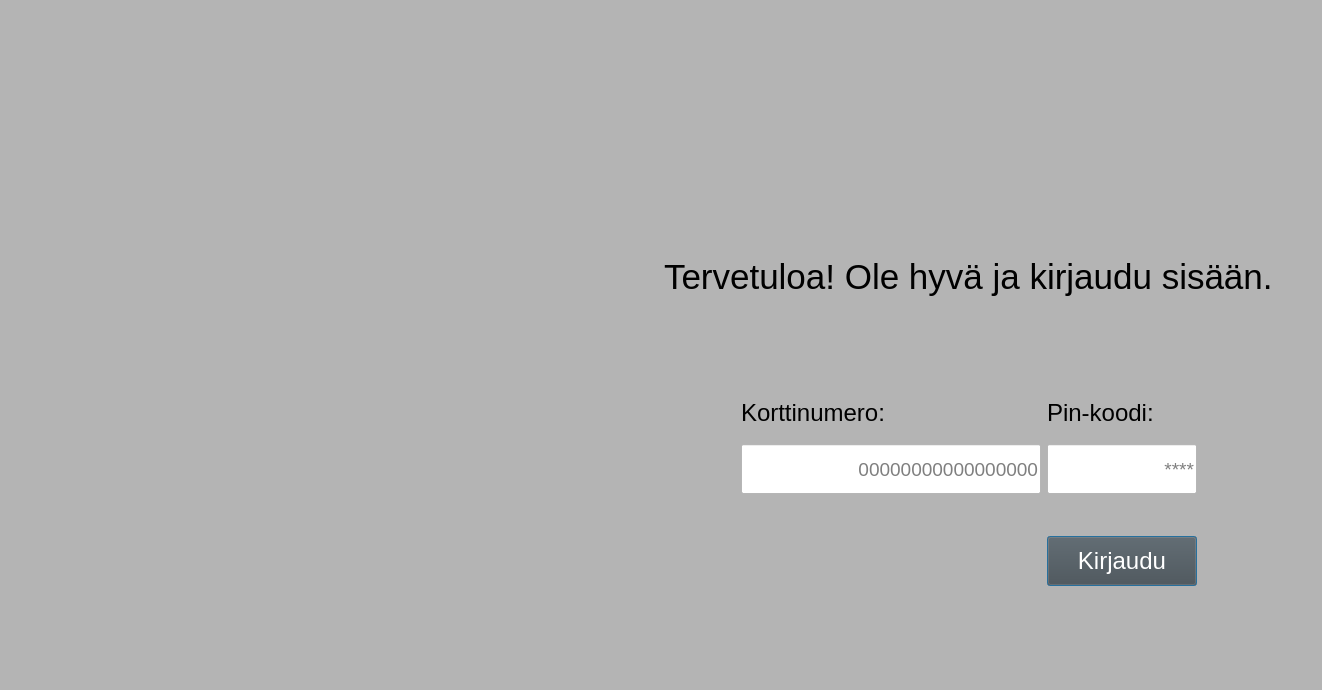
Qt form bank-automat/kirjaudusisaan.ui (Kuljuho/Bankautomat-ATM) before a commit.
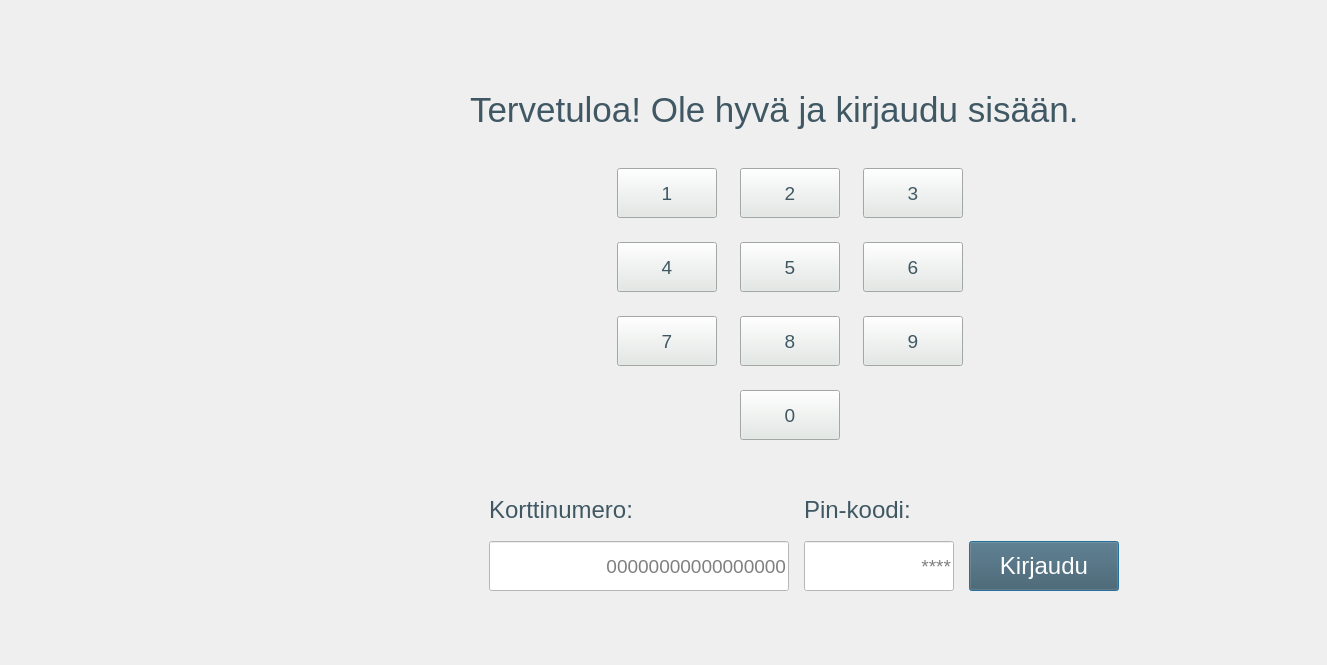
The same form after that commit. Icons and pictures are not drawn.

```diff
--- a/bank-automat/kirjaudusisaan.ui
+++ b/bank-automat/kirjaudusisaan.ui
@@ -2,70 +2,131 @@
 <ui version="4.0">
  <class>kirjauduSisaan</class>
  <widget class="QDialog" name="kirjauduSisaan">
+  <property name="enabled">
+   <bool>true</bool>
+  </property>
   <property name="geometry">
    <rect>
     <x>0</x>
     <y>0</y>
-    <width>1322</width>
-    <height>690</height>
+    <width>1327</width>
+    <height>665</height>
    </rect>
   </property>
   <property name="windowTitle">
    <string>Dialog</string>
   </property>
   <property name="styleSheet">
-   <string notr="true">background-color: rgb(180, 180, 180);</string>
+   <string notr="true">QDialog { 
+background-image: url(:/tausta28.png);
+background-repeat: no-repeat;
+background-position: center;
+alternate-background-color: rgb(227, 233, 229);};</string>
   </property>
+  <widget class="QLabel" name="kirjauduTeksti">
+   <property name="geometry">
+    <rect>
+     <x>470</x>
+     <y>90</y>
+     <width>611</width>
+     <height>40</height>
+    </rect>
+   </property>
+   <property name="font">
+    <font>
+     <family>Ubuntu</family>
+     <pointsize>26</pointsize>
+    </font>
+   </property>
+   <property name="styleSheet">
+    <string notr="true">color: rgb(64, 88, 100);</string>
+   </property>
+   <property name="text">
+    <string>Tervetuloa! Ole hyvä ja kirjaudu sisään.</string>
+   </property>
+  </widget>
   <widget class="QWidget" name="gridLayoutWidget">
    <property name="geometry">
     <rect>
-     <x>0</x>
-     <y>0</y>
-     <width>1311</width>
-     <height>671</height>
+     <x>480</x>
+     <y>480</y>
+     <width>651</width>
+     <height>111</height>
     </rect>
    </property>
    <layout class="QGridLayout" name="gridLayout">
-    <item row="1" column="2">
-     <spacer name="verticalSpacer_5">
-      <property name="orientation">
-       <enum>Qt::Vertical</enum>
+    <item row="0" column="0" alignment="Qt::AlignBottom">
+     <widget class="QLabel" name="korttiTeksti">
+      <property name="minimumSize">
+       <size>
+        <width>300</width>
+        <height>50</height>
+       </size>
       </property>
-      <property name="sizeHint" stdset="0">
+      <property name="maximumSize">
        <size>
-        <width>20</width>
-        <height>40</height>
+        <width>300</width>
+        <height>50</height>
        </size>
       </property>
-     </spacer>
-    </item>
-    <item row="0" column="2">
-     <spacer name="verticalSpacer_2">
-      <property name="orientation">
-       <enum>Qt::Vertical</enum>
+      <property name="font">
+       <font>
+        <family>Ubuntu</family>
+        <pointsize>18</pointsize>
+       </font>
       </property>
-      <property name="sizeHint" stdset="0">
+      <property name="styleSheet">
+       <string notr="true">color: rgb(64, 88, 100);</string>
+      </property>
+      <property name="text">
+       <string>Korttinumero:</string>
+      </property>
+     </widget>
+    </item>
+    <item row="1" column="1">
+     <widget class="QLineEdit" name="tunnusKayttaja">
+      <property name="minimumSize">
        <size>
-        <width>20</width>
-        <height>40</height>
+        <width>150</width>
+        <height>50</height>
        </size>
       </property>
-     </spacer>
-    </item>
-    <item row="14" column="6">
-     <spacer name="verticalSpacer">
-      <property name="orientation">
-       <enum>Qt::Vertical</enum>
-      </property>
-      <property name="sizeHint" stdset="0">
+      <property name="maximumSize">
        <size>
-        <width>18</width>
-        <height>13</height>
+        <width>150</width>
+        <height>50</height>
        </size>
       </property>
-     </spacer>
+      <property name="font">
+       <font>
+        <family>Ubuntu</family>
+        <pointsize>14</pointsize>
+        <italic>false</italic>
+        <bold>false</bold>
+       </font>
+      </property>
+      <property name="layoutDirection">
+       <enum>Qt::RightToLeft</enum>
+      </property>
+      <property name="styleSheet">
+       <string notr="true">background-color: rgb(255, 255, 255);
+font: 14pt &quot;Ubuntu&quot;;</string>
+      </property>
+      <property name="maxLength">
+       <number>4</number>
+      </property>
+      <property name="echoMode">
+       <enum>QLineEdit::Password</enum>
+      </property>
+      <property name="alignment">
+       <set>Qt::AlignRight|Qt::AlignTrailing|Qt::AlignVCenter</set>
+      </property>
+      <property name="placeholderText">
+       <string>****</string>
+      </property>
+     </widget>
     </item>
-    <item row="14" column="2" alignment="Qt::AlignTop">
+    <item row="1" column="0">
      <widget class="QLineEdit" name="salasanaKayttaja">
       <property name="minimumSize">
        <size>
@@ -102,43 +163,17 @@
       </property>
      </widget>
     </item>
-    <item row="5" column="2">
-     <spacer name="verticalSpacer_4">
-      <property name="orientation">
-       <enum>Qt::Vertical</enum>
-      </property>
-      <property name="sizeHint" stdset="0">
-       <size>
-        <width>20</width>
-        <height>40</height>
-       </size>
-      </property>
-     </spacer>
-    </item>
-    <item row="13" column="0">
-     <spacer name="horizontalSpacer">
-      <property name="orientation">
-       <enum>Qt::Horizontal</enum>
-      </property>
-      <property name="sizeHint" stdset="0">
-       <size>
-        <width>40</width>
-        <height>20</height>
-       </size>
-      </property>
-     </spacer>
-    </item>
-    <item row="13" column="2" alignment="Qt::AlignRight">
-     <widget class="QLabel" name="label">
+    <item row="0" column="1" alignment="Qt::AlignBottom">
+     <widget class="QLabel" name="pinTeksti">
       <property name="minimumSize">
        <size>
-        <width>300</width>
+        <width>150</width>
         <height>50</height>
        </size>
       </property>
       <property name="maximumSize">
        <size>
-        <width>300</width>
+        <width>150</width>
         <height>50</height>
        </size>
       </property>
@@ -148,64 +183,15 @@
         <pointsize>18</pointsize>
        </font>
       </property>
+      <property name="styleSheet">
+       <string notr="true">color: rgb(64, 88, 100);</string>
+      </property>
       <property name="text">
-       <string>Korttinumero:</string>
+       <string>Pin-koodi:</string>
       </property>
      </widget>
     </item>
-    <item row="19" column="5">
-     <spacer name="verticalSpacer_3">
-      <property name="orientation">
-       <enum>Qt::Vertical</enum>
-      </property>
-      <property name="sizeHint" stdset="0">
-       <size>
-        <width>20</width>
-        <height>40</height>
-       </size>
-      </property>
-     </spacer>
-    </item>
-    <item row="2" column="2">
-     <spacer name="verticalSpacer_6">
-      <property name="orientation">
-       <enum>Qt::Vertical</enum>
-      </property>
-      <property name="sizeHint" stdset="0">
-       <size>
-        <width>20</width>
-        <height>40</height>
-       </size>
-      </property>
-     </spacer>
-    </item>
-    <item row="14" column="4">
-     <spacer name="verticalSpacer_9">
-      <property name="orientation">
-       <enum>Qt::Vertical</enum>
-      </property>
-      <property name="sizeHint" stdset="0">
-       <size>
-        <width>20</width>
-        <height>40</height>
-       </size>
-      </property>
-     </spacer>
-    </item>
-    <item row="14" column="1">
-     <spacer name="verticalSpacer_7">
-      <property name="orientation">
-       <enum>Qt::Vertical</enum>
-      </property>
-      <property name="sizeHint" stdset="0">
-       <size>
-        <width>20</width>
-        <height>40</height>
-       </size>
-      </property>
-     </spacer>
-    </item>
-    <item row="15" column="3">
+    <item row="1" column="2">
      <widget class="QPushButton" name="nappiKirjaudu">
       <property name="minimumSize">
        <size>
@@ -234,9 +220,9 @@
          <colorrole role="Button">
           <brush brushstyle="SolidPattern">
            <color alpha="255">
-            <red>74</red>
-            <green>74</green>
-            <blue>74</blue>
+            <red>64</red>
+            <green>88</green>
+            <blue>100</blue>
            </color>
           </brush>
          </colorrole>
@@ -261,18 +247,18 @@
          <colorrole role="Base">
           <brush brushstyle="SolidPattern">
            <color alpha="255">
-            <red>74</red>
-            <green>74</green>
-            <blue>74</blue>
+            <red>64</red>
+            <green>88</green>
+            <blue>100</blue>
            </color>
           </brush>
          </colorrole>
          <colorrole role="Window">
           <brush brushstyle="SolidPattern">
            <color alpha="255">
-            <red>74</red>
-            <green>74</green>
-            <blue>74</blue>
+            <red>64</red>
+            <green>88</green>
+            <blue>100</blue>
            </color>
           </brush>
          </colorrole>
@@ -299,9 +285,9 @@
          <colorrole role="Button">
           <brush brushstyle="SolidPattern">
            <color alpha="255">
-            <red>74</red>
-            <green>74</green>
-            <blue>74</blue>
+            <red>64</red>
+            <green>88</green>
+            <blue>100</blue>
            </color>
           </brush>
          </colorrole>
@@ -326,18 +312,18 @@
          <colorrole role="Base">
           <brush brushstyle="SolidPattern">
            <color alpha="255">
-            <red>74</red>
-            <green>74</green>
-            <blue>74</blue>
+            <red>64</red>
+            <green>88</green>
+            <blue>100</blue>
            </color>
           </brush>
          </colorrole>
          <colorrole role="Window">
           <brush brushstyle="SolidPattern">
            <color alpha="255">
-            <red>74</red>
-            <green>74</green>
-            <blue>74</blue>
+            <red>64</red>
+            <green>88</green>
+            <blue>100</blue>
            </color>
           </brush>
          </colorrole>
@@ -364,9 +350,9 @@
          <colorrole role="Button">
           <brush brushstyle="SolidPattern">
            <color alpha="255">
-            <red>74</red>
-            <green>74</green>
-            <blue>74</blue>
+            <red>64</red>
+            <green>88</green>
+            <blue>100</blue>
            </color>
           </brush>
          </colorrole>
@@ -391,18 +377,18 @@
          <colorrole role="Base">
           <brush brushstyle="SolidPattern">
            <color alpha="255">
-            <red>74</red>
-            <green>74</green>
-            <blue>74</blue>
+            <red>64</red>
+            <green>88</green>
+            <blue>100</blue>
            </color>
           </brush>
          </colorrole>
          <colorrole role="Window">
           <brush brushstyle="SolidPattern">
            <color alpha="255">
-            <red>74</red>
-            <green>74</green>
-            <blue>74</blue>
+            <red>64</red>
+            <green>88</green>
+            <blue>100</blue>
            </color>
           </brush>
          </colorrole>
@@ -425,7 +411,7 @@
        </font>
       </property>
       <property name="styleSheet">
-       <string notr="true">background-color: rgb(74, 74, 74);
+       <string notr="true">background-color: rgb(64, 88, 100);
 color: rgb(255, 255, 255);</string>
       </property>
       <property name="text">
@@ -433,17 +419,29 @@
       </property>
      </widget>
     </item>
-    <item row="14" column="3" alignment="Qt::AlignRight|Qt::AlignTop">
-     <widget class="QLineEdit" name="tunnusKayttaja">
+   </layout>
+  </widget>
+  <widget class="QWidget" name="">
+   <property name="geometry">
+    <rect>
+     <x>600</x>
+     <y>150</y>
+     <width>381</width>
+     <height>311</height>
+    </rect>
+   </property>
+   <layout class="QGridLayout" name="gridLayout_2">
+    <item row="1" column="2">
+     <widget class="QPushButton" name="numero6">
       <property name="minimumSize">
        <size>
-        <width>150</width>
+        <width>100</width>
         <height>50</height>
        </size>
       </property>
       <property name="maximumSize">
        <size>
-        <width>150</width>
+        <width>100</width>
         <height>50</height>
        </size>
       </property>
@@ -451,57 +449,277 @@
        <font>
         <family>Ubuntu</family>
         <pointsize>14</pointsize>
-        <italic>false</italic>
-        <bold>false</bold>
        </font>
       </property>
-      <property name="layoutDirection">
-       <enum>Qt::RightToLeft</enum>
+      <property name="styleSheet">
+       <string notr="true">background-color: rgb(227, 233, 229);
+color: rgb(64, 88, 100);</string>
       </property>
+      <property name="text">
+       <string>6</string>
+      </property>
+     </widget>
+    </item>
+    <item row="1" column="1">
+     <widget class="QPushButton" name="numero5">
+      <property name="minimumSize">
+       <size>
+        <width>100</width>
+        <height>50</height>
+       </size>
+      </property>
+      <property name="maximumSize">
+       <size>
+        <width>100</width>
+        <height>50</height>
+       </size>
+      </property>
+      <property name="font">
+       <font>
+        <family>Ubuntu</family>
+        <pointsize>14</pointsize>
+       </font>
+      </property>
       <property name="styleSheet">
-       <string notr="true">background-color: rgb(255, 255, 255);
-font: 14pt &quot;Ubuntu&quot;;</string>
+       <string notr="true">background-color: rgb(227, 233, 229);
+color: rgb(64, 88, 100);</string>
       </property>
-      <property name="echoMode">
-       <enum>QLineEdit::Password</enum>
+      <property name="text">
+       <string>5</string>
       </property>
-      <property name="alignment">
-       <set>Qt::AlignRight|Qt::AlignTrailing|Qt::AlignVCenter</set>
+     </widget>
+    </item>
+    <item row="2" column="0">
+     <widget class="QPushButton" name="numero7">
+      <property name="minimumSize">
+       <size>
+        <width>100</width>
+        <height>50</height>
+       </size>
       </property>
-      <property name="placeholderText">
-       <string>****</string>
+      <property name="maximumSize">
+       <size>
+        <width>100</width>
+        <height>50</height>
+       </size>
       </property>
+      <property name="font">
+       <font>
+        <family>Ubuntu</family>
+        <pointsize>14</pointsize>
+       </font>
+      </property>
+      <property name="styleSheet">
+       <string notr="true">background-color: rgb(227, 233, 229);
+color: rgb(64, 88, 100);</string>
+      </property>
+      <property name="text">
+       <string>7</string>
+      </property>
      </widget>
     </item>
-    <item row="13" column="3" alignment="Qt::AlignLeft">
-     <widget class="QLabel" name="label_2">
+    <item row="4" column="1">
+     <widget class="QPushButton" name="numero0">
+      <property name="minimumSize">
+       <size>
+        <width>100</width>
+        <height>50</height>
+       </size>
+      </property>
       <property name="maximumSize">
        <size>
-        <width>16777211</width>
-        <height>16777215</height>
+        <width>100</width>
+        <height>50</height>
        </size>
       </property>
       <property name="font">
        <font>
         <family>Ubuntu</family>
-        <pointsize>18</pointsize>
+        <pointsize>14</pointsize>
        </font>
       </property>
+      <property name="styleSheet">
+       <string notr="true">background-color: rgb(227, 233, 229);
+selection-background-color: rgb(185, 255, 111);
+color: rgb(64, 88, 100);</string>
+      </property>
       <property name="text">
-       <string>Pin-koodi:</string>
+       <string>0</string>
       </property>
      </widget>
     </item>
-    <item row="3" column="1" colspan="4">
-     <widget class="QLabel" name="kirjauduTeksti">
+    <item row="2" column="2">
+     <widget class="QPushButton" name="numero9">
+      <property name="minimumSize">
+       <size>
+        <width>100</width>
+        <height>50</height>
+       </size>
+      </property>
+      <property name="maximumSize">
+       <size>
+        <width>100</width>
+        <height>50</height>
+       </size>
+      </property>
       <property name="font">
        <font>
         <family>Ubuntu</family>
-        <pointsize>26</pointsize>
+        <pointsize>14</pointsize>
        </font>
       </property>
+      <property name="styleSheet">
+       <string notr="true">background-color: rgb(227, 233, 229);
+color: rgb(64, 88, 100);</string>
+      </property>
       <property name="text">
-       <string>Tervetuloa! Ole hyvä ja kirjaudu sisään.</string>
+       <string>9</string>
+      </property>
+     </widget>
+    </item>
+    <item row="1" column="0">
+     <widget class="QPushButton" name="numero4">
+      <property name="minimumSize">
+       <size>
+        <width>100</width>
+        <height>50</height>
+       </size>
+      </property>
+      <property name="maximumSize">
+       <size>
+        <width>100</width>
+        <height>50</height>
+       </size>
+      </property>
+      <property name="font">
+       <font>
+        <family>Ubuntu</family>
+        <pointsize>14</pointsize>
+       </font>
+      </property>
+      <property name="styleSheet">
+       <string notr="true">background-color: rgb(227, 233, 229);
+color: rgb(64, 88, 100);</string>
+      </property>
+      <property name="text">
+       <string>4</string>
+      </property>
+     </widget>
+    </item>
+    <item row="2" column="1">
+     <widget class="QPushButton" name="numero8">
+      <property name="minimumSize">
+       <size>
+        <width>100</width>
+        <height>50</height>
+       </size>
+      </property>
+      <property name="maximumSize">
+       <size>
+        <width>100</width>
+        <height>50</height>
+       </size>
+      </property>
+      <property name="font">
+       <font>
+        <family>Ubuntu</family>
+        <pointsize>14</pointsize>
+       </font>
+      </property>
+      <property name="styleSheet">
+       <string notr="true">background-color: rgb(227, 233, 229);
+color: rgb(64, 88, 100);</string>
+      </property>
+      <property name="text">
+       <string>8</string>
+      </property>
+     </widget>
+    </item>
+    <item row="0" column="2">
+     <widget class="QPushButton" name="numero3">
+      <property name="minimumSize">
+       <size>
+        <width>100</width>
+        <height>50</height>
+       </size>
+      </property>
+      <property name="maximumSize">
+       <size>
+        <width>100</width>
+        <height>50</height>
+       </size>
+      </property>
+      <property name="font">
+       <font>
+        <family>Ubuntu</family>
+        <pointsize>14</pointsize>
+       </font>
+      </property>
+      <property name="styleSheet">
+       <string notr="true">background-color: rgb(227, 233, 229);
+color: rgb(64, 88, 100);</string>
+      </property>
+      <property name="text">
+       <string>3</string>
+      </property>
+     </widget>
+    </item>
+    <item row="0" column="1">
+     <widget class="QPushButton" name="numero2">
+      <property name="minimumSize">
+       <size>
+        <width>100</width>
+        <height>50</height>
+       </size>
+      </property>
+      <property name="maximumSize">
+       <size>
+        <width>100</width>
+        <height>50</height>
+       </size>
+      </property>
+      <property name="font">
+       <font>
+        <family>Ubuntu</family>
+        <pointsize>14</pointsize>
+       </font>
+      </property>
+      <property name="styleSheet">
+       <string notr="true">background-color: rgb(227, 233, 229);
+color: rgb(64, 88, 100);</string>
+      </property>
+      <property name="text">
+       <string>2</string>
+      </property>
+     </widget>
+    </item>
+    <item row="0" column="0">
+     <widget class="QPushButton" name="numero1">
+      <property name="minimumSize">
+       <size>
+        <width>100</width>
+        <height>50</height>
+       </size>
+      </property>
+      <property name="maximumSize">
+       <size>
+        <width>100</width>
+        <height>50</height>
+       </size>
+      </property>
+      <property name="font">
+       <font>
+        <family>Ubuntu</family>
+        <pointsize>14</pointsize>
+       </font>
+      </property>
+      <property name="styleSheet">
+       <string notr="true">background-color: rgb(227, 233, 229);
+color: rgb(64, 88, 100);
+border-color: rgb(0, 0, 0);</string>
+      </property>
+      <property name="text">
+       <string>1</string>
       </property>
      </widget>
     </item>
```
Left out of the diff: 3 changed lines with no effect on the pictures.
